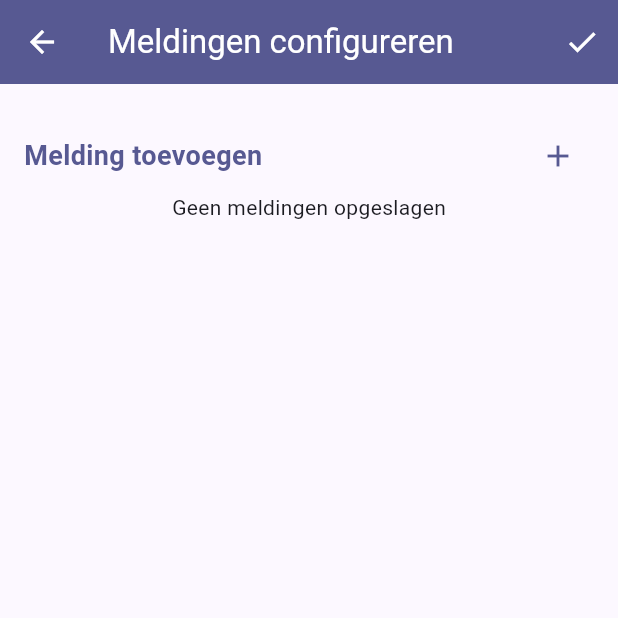
After one commit to theartcher/freazy, a Flutter app: the EditNotificationsPage screen opened by its route, on a phone screen of 412 x 824 dp, the top half of it. The commit adds this screen. Run offline on Flutter 3.47's test engine with Material 3 defaults, Android fonts, the phone set to English and light mode, and no system bars; our stand-ins replace awesome_notifications, flutter_spinkit, go_router, shared_preferences, sqflite; missing offline and left inert: fuzzywuzzy, workmanager; accounts and stored records are empty.

Commit message:
[W.I.P] Seperated reminders to a page,  add support for adding/removing them.

```diff
--- a/lib/constants/constants.dart
+++ b/lib/constants/constants.dart
@@ -3,3 +3,4 @@ const ROUTE_ITEM_DETAILS = "/item/details";
 const ROUTE_SETTINGS = "/settings";
 const ROUTE_ITEM_EDIT = "/item/edit";
 const ROUTE_ITEM_ADD = "/item/add";
+const ROUTE_REMINDERS_EDIT = '/reminders/config';
--- a/lib/constants/routes.dart
+++ b/lib/constants/routes.dart
@@ -1,10 +1,11 @@
 import 'package:flutter/material.dart';
 import 'package:freazy/pages/frozen_item/add-new.dart';
 import 'package:freazy/pages/frozen_item/edit.dart';
+import 'package:freazy/pages/settings/edit-reminders.dart';
 import 'package:go_router/go_router.dart';
 import 'package:freazy/constants/constants.dart';
 import 'package:freazy/models/item.dart';
-import 'package:freazy/pages/settings.dart';
+import 'package:freazy/pages/settings/settings.dart';
 import 'package:freazy/pages/home.dart';
 
 final GoRouter router = GoRouter(routes: <RouteBase>[
@@ -21,6 +22,12 @@ final GoRouter router = GoRouter(routes: <RouteBase>[
     },
   ),
   GoRoute(
+    path: ROUTE_REMINDERS_EDIT,
+    builder: (BuildContext context, GoRouterState state) {
+      return const EditNotificationsPage();
+    },
+  ),
+  GoRoute(
     path: ROUTE_ITEM_EDIT,
     builder: (BuildContext context, GoRouterState state) {
       final item = state.extra as Item;
--- /dev/null
+++ b/lib/pages/settings/edit-reminders.dart
@@ -0,0 +1,128 @@
+import 'package:flutter/material.dart';
+import 'package:freazy/models/reminder.dart';
+import 'package:freazy/widgets/settings/reminders/reminder_selector.dart';
+import 'package:go_router/go_router.dart';
+
+class EditNotificationsPage extends StatefulWidget {
+  const EditNotificationsPage({super.key});
+
+  @override
+  State<EditNotificationsPage> createState() => _EditNotificationsPageState();
+}
+
+class _EditNotificationsPageState extends State<EditNotificationsPage> {
+  final _formKey = GlobalKey<FormState>();
+  bool _isLoading = false;
+  List<Reminder> _reminders = [];
+
+  void _addReminder() {
+    if (_reminders.length >= 5) {
+      return;
+    }
+
+    setState(() {
+      _reminders.add(Reminder(type: ReminderType.day, amount: 1));
+    });
+  }
+
+  void _deleteReminder(Reminder reminder) {
+    setState(() {
+      _reminders.remove(reminder);
+    });
+  }
+
+  Future<void> exitWithSaving() async {
+    setState(() {
+      _isLoading = true;
+    });
+
+    // Implement loading, check states before saving.
+    await Future.delayed(const Duration(seconds: 2));
+
+    setState(() {
+      _isLoading = false;
+    });
+  }
+
+  @override
+  Widget build(BuildContext context) {
+    final theme = Theme.of(context);
+
+    return Scaffold(
+      appBar: AppBar(
+        backgroundColor: theme.colorScheme.primary,
+        foregroundColor: theme.colorScheme.onPrimary,
+        leading: IconButton(
+          icon: const Icon(Icons.arrow_back),
+          onPressed: () => context.pop(),
+        ),
+        title: const Text("Meldingen configureren"),
+        actions: [
+          _isLoading
+              ? Container(
+                  padding: const EdgeInsets.symmetric(horizontal: 16.0),
+                  child: CircularProgressIndicator(
+                    color: theme.colorScheme.onPrimary,
+                  ),
+                )
+              : IconButton(
+                  icon: const Icon(Icons.check),
+                  onPressed: () => exitWithSaving(),
+                )
+        ],
+      ),
+      body: ListView(
+        padding: const EdgeInsets.all(16.0),
+        children: [
+          Padding(
+            padding: const EdgeInsets.symmetric(vertical: 8.0),
+            child: Form(
+              key: _formKey,
+              child: Column(
+                children: [
+                  Row(
+                    children: [
+                      Expanded(
+                        child: Text(
+                          "Melding toevoegen",
+                          style: TextStyle(
+                            fontSize: 18,
+                            fontWeight: FontWeight.bold,
+                            color: theme.colorScheme.primary,
+                          ),
+                        ),
+                      ),
+                      IconButton(
+                        icon: const Icon(Icons.add),
+                        onPressed: _reminders.length >= 5 ? null : _addReminder,
+                        color: theme.colorScheme.primary,
+                      ),
+                    ],
+                  ),
+                  _reminders.isEmpty
+                      ? const Text("Geen meldingen opgeslagen")
+                      : const SizedBox.shrink(),
+                  ..._reminders.map((reminder) {
+                    return ReminderSelector(
+                      key: ValueKey(reminder),
+                      initialReminder: reminder,
+                      onSave: (reminder) {
+                        setState(() {
+                          final index = _reminders.indexOf(reminder);
+                          if (index != -1) {
+                            _reminders[index] = reminder;
+                          }
+                        });
+                      },
+                      onDelete: _deleteReminder,
+                    );
+                  }),
+                ],
+              ),
+            ),
+          ),
+        ],
+      ),
+    );
+  }
+}
```
Also changed, not shown: lib/main.dart (+4 -4 lines), lib/models/reminder.dart (+12 -19 lines), lib/pages/settings/settings.dart (renamed from lib/pages/settings.dart, +2 -6 lines), lib/utils/databases/reminder_database_helper.dart (+101 -101 lines), lib/utils/notification_helper.dart (+5 -4 lines), lib/utils/preferences_manager.dart (+26 -13 lines), lib/widgets/settings/pressable_setting.dart (renamed from lib/widgets/settings/menu_setting.dart, +5 -6 lines), lib/widgets/settings/reminders/reminder_selector.dart (renamed from lib/widgets/settings/reminder_selector.dart, +5 -20 lines), lib/widgets/settings/reminders/reminders-settings.dart (renamed from lib/widgets/settings/reminders.dart, +14 -7 lines), lib/widgets/settings/reminders_dialogue.dart (deleted, +0 -116 lines).
